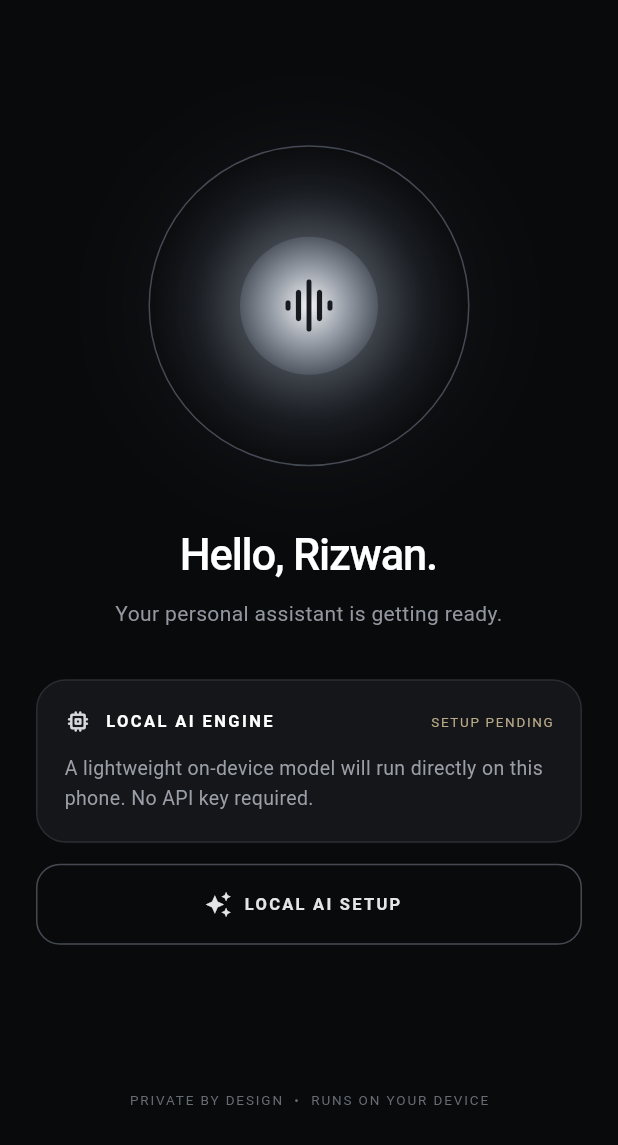
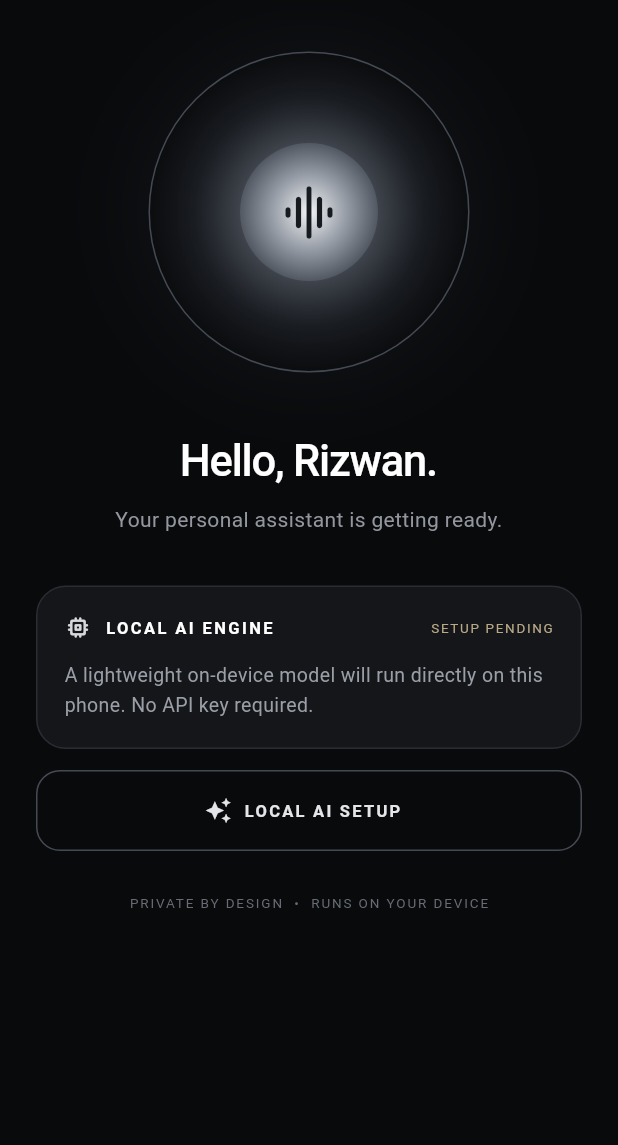
Before and after one commit to Rizwan640/Flutter-Mobile-Apps, a Flutter app: the screen it shows after launch, on a phone screen of 412 x 824 dp, the part 91-1236 px from its top. Run offline on Flutter 3.47's test engine with Material 3 defaults, Android fonts, the phone set to English and light mode, and no system bars.

Commit message:
Fix AURIX layout overflow on smaller screens

```diff
--- a/lib/main.dart
+++ b/lib/main.dart
@@ -36,10 +36,12 @@ class AurixHomePage extends StatelessWidget {
   Widget build(BuildContext context) {
     return Scaffold(
       body: SafeArea(
-        child: Padding(
-          padding: const EdgeInsets.fromLTRB(24, 18, 24, 24),
-          child: Column(
-            crossAxisAlignment: CrossAxisAlignment.start,
+        child: SingleChildScrollView(
+          child: Padding(
+            padding: const EdgeInsets.fromLTRB(24, 18, 24, 24),
+            child: Column(
+              mainAxisSize: MainAxisSize.min,
+              crossAxisAlignment: CrossAxisAlignment.start,
             children: [
               Row(
                 children: [
@@ -95,7 +97,7 @@ class AurixHomePage extends StatelessWidget {
                   ),
                 ],
               ),
-              const Spacer(),
+              const SizedBox(height: 34),
               const Center(child: _AurixOrb()),
               const SizedBox(height: 38),
               const Center(
@@ -208,7 +210,7 @@ class AurixHomePage extends StatelessWidget {
                   ),
                 ),
               ),
-              const Spacer(),
+              const SizedBox(height: 28),
               const Center(
                 child: Text(
                   'PRIVATE BY DESIGN  •  RUNS ON YOUR DEVICE',
@@ -219,7 +221,8 @@ class AurixHomePage extends StatelessWidget {
                   ),
                 ),
               ),
-            ],
+              ],
+            ),
           ),
         ),
       ),
```
